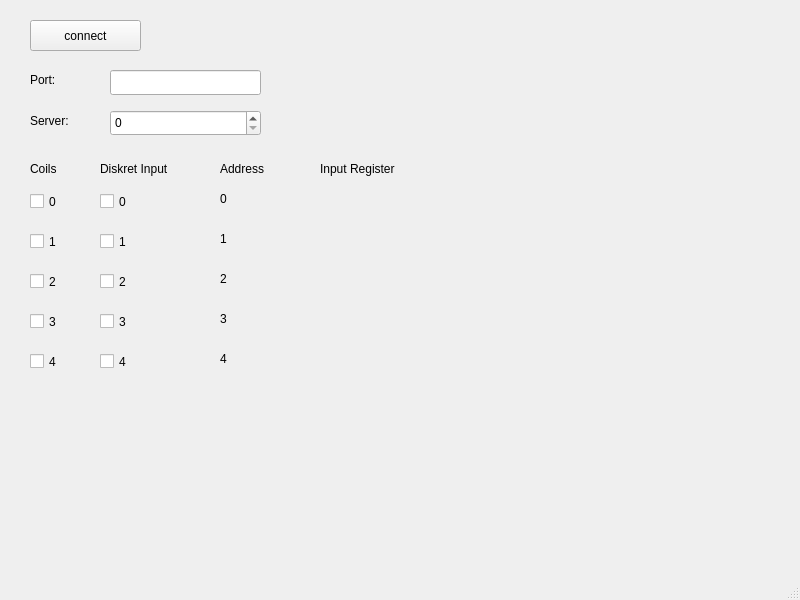
Above: mainwindow.ui from xiaomajsj/ModbusTcpTest before the change. Below: the same form after it.
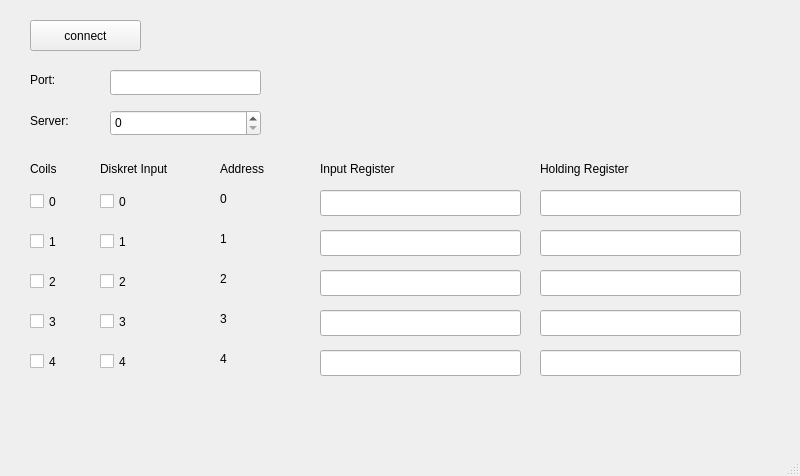
That is the form after the change.

```diff
--- a/mainwindow.ui
+++ b/mainwindow.ui
@@ -7,7 +7,7 @@
     <x>0</x>
     <y>0</y>
     <width>800</width>
-    <height>600</height>
+    <height>476</height>
    </rect>
   </property>
   <property name="windowTitle">
@@ -320,6 +320,119 @@
      <string>Server:</string>
     </property>
    </widget>
+   <widget class="QLineEdit" name="InputRegister0">
+    <property name="geometry">
+     <rect>
+      <x>320</x>
+      <y>190</y>
+      <width>201</width>
+      <height>26</height>
+     </rect>
+    </property>
+   </widget>
+   <widget class="QLineEdit" name="InputRegister1">
+    <property name="geometry">
+     <rect>
+      <x>320</x>
+      <y>230</y>
+      <width>201</width>
+      <height>26</height>
+     </rect>
+    </property>
+   </widget>
+   <widget class="QLineEdit" name="InputRegister2">
+    <property name="geometry">
+     <rect>
+      <x>320</x>
+      <y>270</y>
+      <width>201</width>
+      <height>26</height>
+     </rect>
+    </property>
+   </widget>
+   <widget class="QLineEdit" name="InputRegister3">
+    <property name="geometry">
+     <rect>
+      <x>320</x>
+      <y>310</y>
+      <width>201</width>
+      <height>26</height>
+     </rect>
+    </property>
+   </widget>
+   <widget class="QLineEdit" name="InputRegister4">
+    <property name="geometry">
+     <rect>
+      <x>320</x>
+      <y>350</y>
+      <width>201</width>
+      <height>26</height>
+     </rect>
+    </property>
+   </widget>
+   <widget class="QLabel" name="label_12">
+    <property name="geometry">
+     <rect>
+      <x>540</x>
+      <y>160</y>
+      <width>131</width>
+      <height>18</height>
+     </rect>
+    </property>
+    <property name="text">
+     <string>Holding Register</string>
+    </property>
+   </widget>
+   <widget class="QLineEdit" name="HoldingRegister0">
+    <property name="geometry">
+     <rect>
+      <x>540</x>
+      <y>190</y>
+      <width>201</width>
+      <height>26</height>
+     </rect>
+    </property>
+   </widget>
+   <widget class="QLineEdit" name="HoldingRegister1">
+    <property name="geometry">
+     <rect>
+      <x>540</x>
+      <y>230</y>
+      <width>201</width>
+      <height>26</height>
+     </rect>
+    </property>
+   </widget>
+   <widget class="QLineEdit" name="HoldingRegister2">
+    <property name="geometry">
+     <rect>
+      <x>540</x>
+      <y>270</y>
+      <width>201</width>
+      <height>26</height>
+     </rect>
+    </property>
+   </widget>
+   <widget class="QLineEdit" name="HoldingRegister3">
+    <property name="geometry">
+     <rect>
+      <x>540</x>
+      <y>310</y>
+      <width>201</width>
+      <height>26</height>
+     </rect>
+    </property>
+   </widget>
+   <widget class="QLineEdit" name="HoldingRegister4">
+    <property name="geometry">
+     <rect>
+      <x>540</x>
+      <y>350</y>
+      <width>201</width>
+      <height>26</height>
+     </rect>
+    </property>
+   </widget>
   </widget>
   <widget class="QMenuBar" name="menubar">
    <property name="geometry">
```
Left out of the diff: 2 changed lines with no effect on the pictures.
